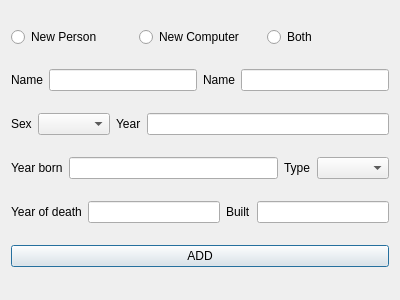
Qt form vika3/Vika3/addnewdialog.ui (BeanBean-Nyah/T113-VLN) before a commit.
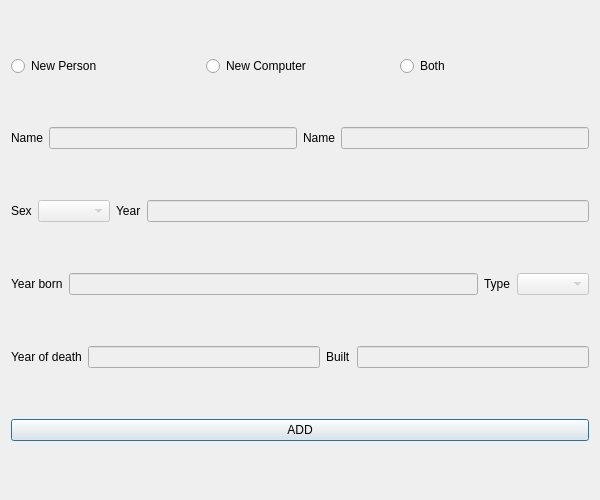
The same form after that commit.

```diff
--- a/vika3/Vika3/addnewdialog.ui
+++ b/vika3/Vika3/addnewdialog.ui
@@ -6,10 +6,16 @@
    <rect>
     <x>0</x>
     <y>0</y>
-    <width>400</width>
-    <height>300</height>
+    <width>600</width>
+    <height>500</height>
    </rect>
   </property>
+  <property name="minimumSize">
+   <size>
+    <width>600</width>
+    <height>500</height>
+   </size>
+  </property>
   <property name="windowTitle">
    <string>Dialog</string>
   </property>
@@ -49,7 +55,11 @@
       </widget>
      </item>
      <item>
-      <widget class="QLineEdit" name="lineEdit"/>
+      <widget class="QLineEdit" name="input_person_name">
+       <property name="enabled">
+        <bool>false</bool>
+       </property>
+      </widget>
      </item>
      <item>
       <widget class="QLabel" name="label_5">
@@ -59,7 +69,11 @@
       </widget>
      </item>
      <item>
-      <widget class="QLineEdit" name="lineEdit_8"/>
+      <widget class="QLineEdit" name="input_computer_name">
+       <property name="enabled">
+        <bool>false</bool>
+       </property>
+      </widget>
      </item>
     </layout>
    </item>
@@ -73,7 +87,11 @@
       </widget>
      </item>
      <item>
-      <widget class="QComboBox" name="comboBox"/>
+      <widget class="QComboBox" name="input_person_sex">
+       <property name="enabled">
+        <bool>false</bool>
+       </property>
+      </widget>
      </item>
      <item>
       <widget class="QLabel" name="label_6">
@@ -83,7 +101,11 @@
       </widget>
      </item>
      <item>
-      <widget class="QLineEdit" name="lineEdit_7"/>
+      <widget class="QLineEdit" name="input_computer_year">
+       <property name="enabled">
+        <bool>false</bool>
+       </property>
+      </widget>
      </item>
     </layout>
    </item>
@@ -97,7 +119,11 @@
       </widget>
      </item>
      <item>
-      <widget class="QLineEdit" name="lineEdit_3"/>
+      <widget class="QLineEdit" name="input_person_birth">
+       <property name="enabled">
+        <bool>false</bool>
+       </property>
+      </widget>
      </item>
      <item>
       <widget class="QLabel" name="label_7">
@@ -107,7 +133,11 @@
       </widget>
      </item>
      <item>
-      <widget class="QComboBox" name="comboBox_2"/>
+      <widget class="QComboBox" name="input_computer_type">
+       <property name="enabled">
+        <bool>false</bool>
+       </property>
+      </widget>
      </item>
     </layout>
    </item>
@@ -123,7 +153,7 @@
      <item>
       <widget class="QLineEdit" name="lineEdit_4">
        <property name="enabled">
-        <bool>true</bool>
+        <bool>false</bool>
        </property>
       </widget>
      </item>
@@ -135,7 +165,11 @@
       </widget>
      </item>
      <item>
-      <widget class="QLineEdit" name="lineEdit_5"/>
+      <widget class="QLineEdit" name="input_computer_built">
+       <property name="enabled">
+        <bool>false</bool>
+       </property>
+      </widget>
      </item>
     </layout>
    </item>
```
Left out of the diff: 8 changed lines with no effect on the pictures.
